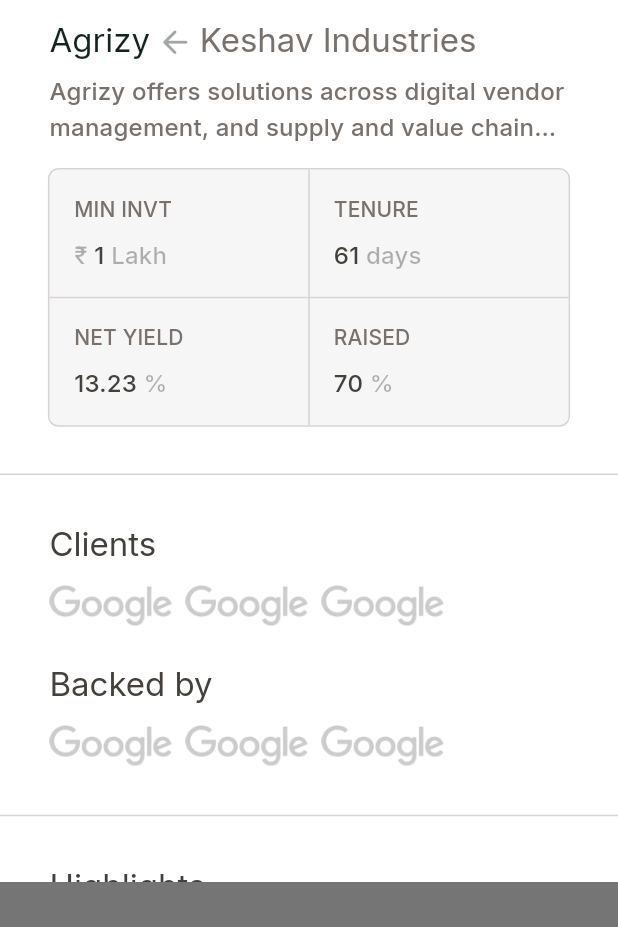
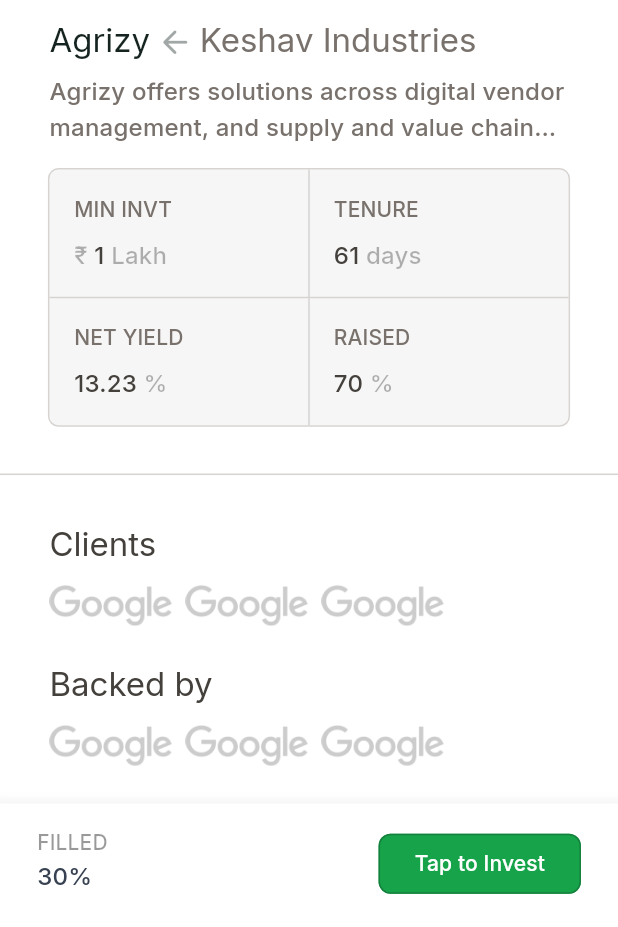
Before and after one commit to anubhavbagri/tapInvest-assignment, a Flutter app: the screen it shows after launch, on a phone screen of 412 x 824 dp, the part 309-1236 px from its top. Run offline on Flutter 3.47's test engine with Material 3 defaults, Android fonts, the phone set to English and light mode, and no system bars; our stand-ins replace google_fonts.

Commit message:
feat: add bottom bar with button

```diff
--- a/lib/layers/presentation/app_root.dart
+++ b/lib/layers/presentation/app_root.dart
@@ -117,7 +117,7 @@ class AppRoot extends StatelessWidget {
                           ),
                           child: heading(context, 'Highlights'),
                         ),
-                        vSizedBox3,
+                        vSizedBox4,
                         cardCarousel(context),
                       ],
                     ),
@@ -176,9 +176,75 @@ class AppRoot extends StatelessWidget {
                 ),
               ),
             ),
-            bottomNavigationBar: Container(
-              color: Colors.black54,
-              height: 30,
+            bottomNavigationBar: Material(
+              elevation: 10,
+              color: Colors.white,
+              surfaceTintColor: Colors.white,
+              child: SizedBox(
+                height: SizeConfig.safeVertical! * .1,
+                child: ListTile(
+                  contentPadding: EdgeInsets.fromLTRB(
+                      SizeConfig.safeHorizontal! * .06,
+                      SizeConfig.safeVertical! * .01,
+                      SizeConfig.safeHorizontal! * .06,
+                      0),
+                  title: Row(
+                    crossAxisAlignment: CrossAxisAlignment.start,
+                    mainAxisAlignment: MainAxisAlignment.spaceBetween,
+                    children: [
+                      Column(
+                        crossAxisAlignment: CrossAxisAlignment.start,
+                        children: [
+                          Text(
+                            'FILLED',
+                            style: CustomTheme.s2(context,
+                                color: Colors.black.withOpacity(0.4)),
+                          ),
+                          Text(
+                            '30%',
+                            style: CustomTheme.s1(
+                              context,
+                              weight: FontWeight.w500,
+                              color: CustomTheme.gray700,
+                            ),
+                          ),
+                        ],
+                      ),
+                      ElevatedButton(
+                        onPressed: () {},
+                        style: ButtonStyle(
+                          elevation: MaterialStateProperty.all(0),
+                          backgroundColor: MaterialStateProperty.all(
+                            CustomTheme.primaryColor,
+                          ),
+                          shape: MaterialStateProperty.all(
+                            RoundedRectangleBorder(
+                              side: BorderSide(
+                                width: 1,
+                                color: CustomTheme.green700,
+                              ),
+                              borderRadius: BorderRadius.circular(8),
+                            ),
+                          ),
+                        ),
+                        child: Row(
+                          mainAxisAlignment: MainAxisAlignment.center,
+                          children: [
+                            Text(
+                              AppStrings.tapToInvest,
+                              textAlign: TextAlign.center,
+                              style: CustomTheme.s2(
+                                context,
+                                color: Colors.white,
+                              ),
+                            ),
+                          ],
+                        ),
+                      ),
+                    ],
+                  ),
+                ),
+              ),
             ),
           );
         },
--- a/lib/layers/presentation/constants/app_strings.dart
+++ b/lib/layers/presentation/constants/app_strings.dart
@@ -4,5 +4,6 @@ class AppStrings {
   static const appbarText = 'Back to Deals';
   static const agrizyDesc = 'Agrizy offers solutions across digital vendor management, and supply and value chainautomation to its agri processing units. Agrizy, a Bengaluru-based agri tech startup.';
   static const highlightDesc = 'Agrizy was founded in 2021 by Vicky Dodani and Saket Chirania to provide an end-to-end solution to the agri processing market.';
+  static const tapToInvest = 'Tap to Invest';
 
 }
--- a/lib/layers/presentation/theme.dart
+++ b/lib/layers/presentation/theme.dart
@@ -16,6 +16,7 @@ class CustomTheme extends ThemeExtension<CustomTheme> {
   static final stone300 = HexColor("#D6D3D1");
   static final stone500 = HexColor("#78716C");
   static final stone700 = HexColor("#44403C");
+  static final gray700 = HexColor("#374151");
 
   static final double paddingVertical = SizeConfig.safeVertical! * .02;
   static final double paddingHorizontal = SizeConfig.safeHorizontal! * .04;
```
